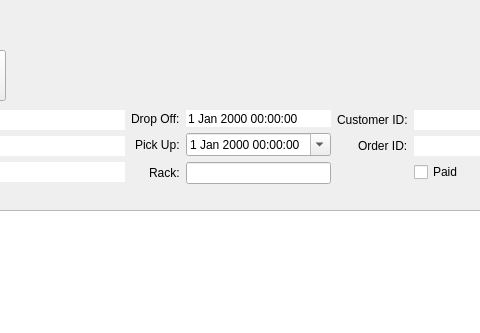
Above: mainwindow.ui from LAVjr97/CProgram before the change; both pictures show x 95 to 575 and y 0 to 333 of the 1047 by 673 pixel window. Below: the same form after it.
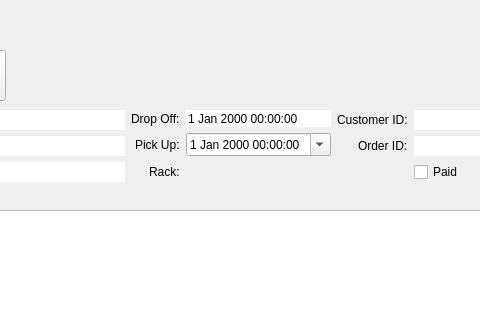
That is the form after the change. Icons and pictures are not drawn.

Patch:
```diff
--- a/mainwindow.ui
+++ b/mainwindow.ui
@@ -207,7 +207,20 @@
           </widget>
          </item>
          <item row="2" column="1">
-          <widget class="QLineEdit" name="lineRackDP"/>
+          <widget class="QLineEdit" name="lineRackDP">
+           <property name="enabled">
+            <bool>false</bool>
+           </property>
+           <property name="cursor">
+            <cursorShape>ArrowCursor</cursorShape>
+           </property>
+           <property name="frame">
+            <bool>false</bool>
+           </property>
+           <property name="readOnly">
+            <bool>true</bool>
+           </property>
+          </widget>
          </item>
         </layout>
        </item>
```
Left out of the diff: 3 changed lines with no effect on the pictures.
